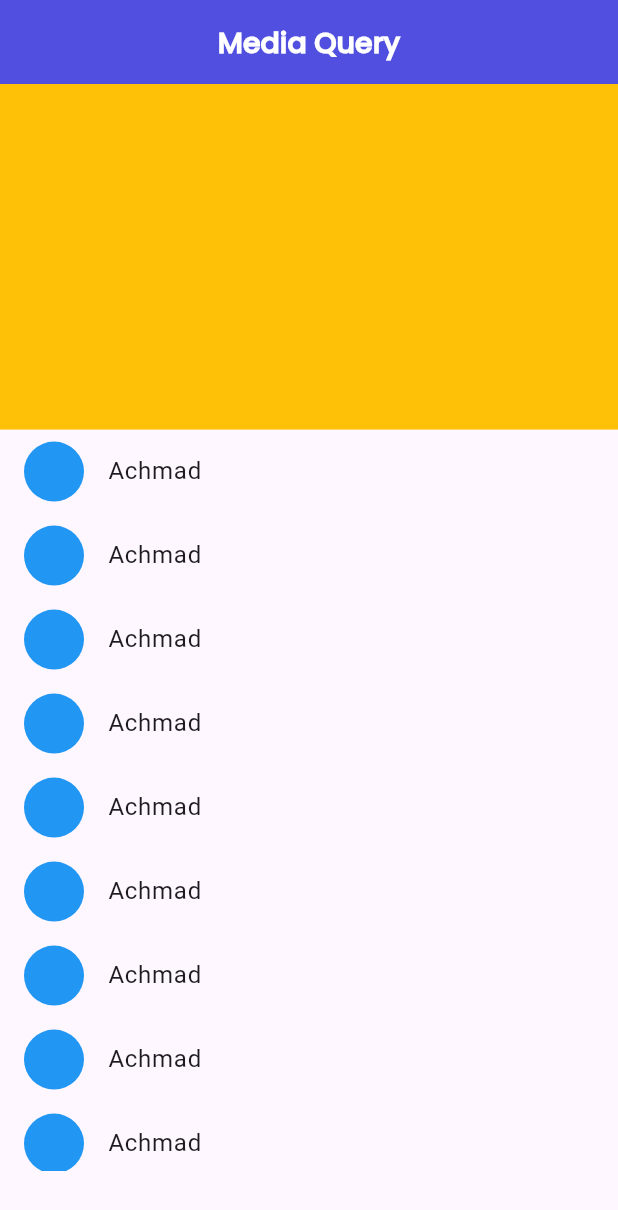
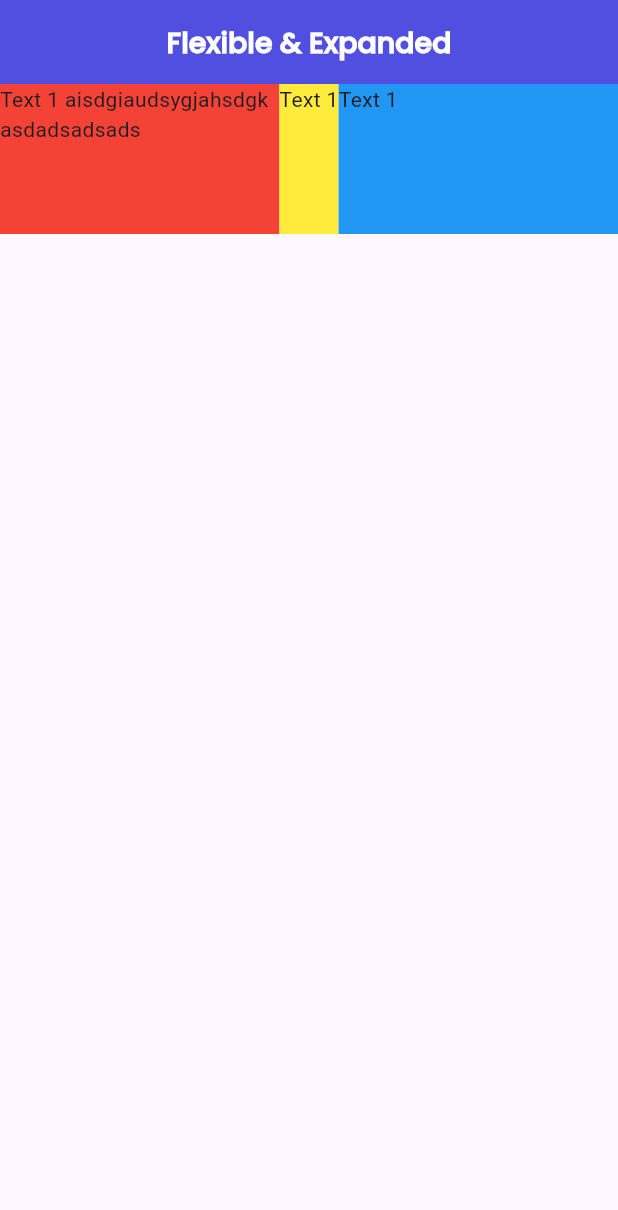
Before and after one commit to achmadsyahrian/belajar-flutter, a Flutter app: the screen it shows after launch, on a phone screen of 412 x 824 dp. Shown: the top 1210 px of the screen. Run offline on Flutter 3.47's test engine with Material 3 defaults, Android fonts, the phone set to English and light mode, and no system bars; our stand-ins replace faker; missing offline and left inert: dart:html.

Commit message:
Flexible & Expanded

```diff
--- a/lib/main.dart
+++ b/lib/main.dart
@@ -1,14 +1,7 @@
-import 'dart:math';
-
 import 'package:first_project/partials/appbar.dart';
 import 'package:flutter/material.dart';
-import 'package:flutter/services.dart';
 
 void main() {
-  // WidgetsFlutterBinding.ensureInitialized();
-  // SystemChrome.setPreferredOrientations([
-  //   DeviceOrientation.portraitUp //untuk memilih rotate aplikasi yg bisa dilakukan
-  // ]);
   runApp(MyApp());
 }
 
@@ -22,68 +15,36 @@ class MyApp extends StatelessWidget {
     );
   }
 }
-
 class HomePage extends StatelessWidget {
 
   @override
   Widget build(BuildContext context) {
-    final mediaQueryHeight = MediaQuery.sizeOf(context).height;
-    final mediaQueryWidth = MediaQuery.sizeOf(context).width;
-    final myAppBar = appBar("Media Query");
-    final bodyHeight = mediaQueryHeight - myAppBar.preferredSize.height - MediaQuery.paddingOf(context).top;
-
-    final bool isLandscape = MediaQuery.orientationOf(context) == Orientation.landscape;
-
     return Scaffold(
-      appBar: myAppBar,
-      body: Center(
-        child: (isLandscape)
-          ? Column(
-            children: [
-              Container(
-                width: mediaQueryWidth,
-                height: bodyHeight * 0.5,
-                color: Colors.amber,
-              ),
-              Container(
-                height: mediaQueryHeight * 0.4,
-                child: GridView.builder(
-                  gridDelegate: SliverGridDelegateWithFixedCrossAxisCount(
-                    crossAxisCount: 2,
-                    crossAxisSpacing: 30,
-                    mainAxisSpacing: 20,
-                  ),
-                  itemCount: 60,
-                  itemBuilder: (context, index) {
-                    return GridTile(child: Container(color: Color.fromARGB(255, Random().nextInt(256), Random().nextInt(256), Random().nextInt(256))));
-                  },
-                ),
-              ),
-            ],
-          )
-        : Column(
-          children: [
-            Container(
-              width: mediaQueryWidth,
-              height: bodyHeight * 0.3,
-              color: Colors.amber,
+      appBar: appBar("Flexible & Expanded"),
+      body: Row(
+        children: [
+          Flexible(
+            fit: FlexFit.tight,
+            child: Container(
+              color: Colors.red,
+              height: 100,
+              child: Text("Text 1 aisdgiaudsygjahsdgkasdadsadsads"),
             ),
-            Container(
-              height: mediaQueryHeight * 0.6,
-              child: ListView.builder(
-                itemCount: 60,
-                itemBuilder: (context, index) {
-                  return ListTile(
-                    title: Text("Achmad"),
-                    leading: CircleAvatar(
-                      backgroundColor: Colors.blue,
-                    ),
-                  );
-                },
-              ),
+          ),
+          Container(
+            color: Colors.yellow,
+            height: 100,
+            child: Text("Text 1"),
+          ),
+          Expanded(
+            // fit: FlexFit.tight,
+            child: Container(
+              height: 100,
+              color: Colors.blue,
+              child: Text("Text 1"),
             ),
-          ],
-        ),
+          ),
+        ],
       ),
     );
   }
```
Also changed, not shown: lib/media-query.dart (added, +90 -0 lines).
